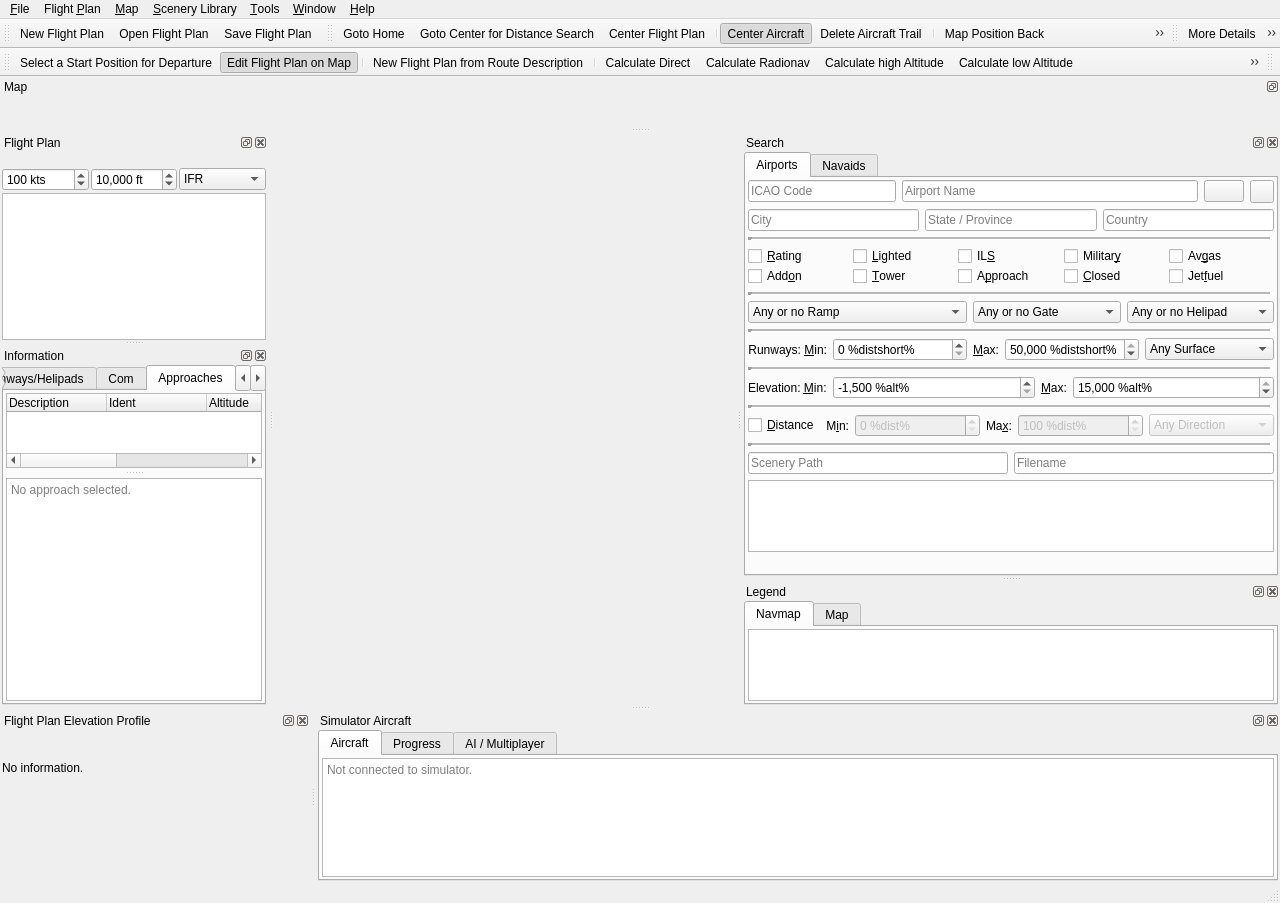
This is src/gui/mainwindow.ui in albar965/littlenavmap as Qt 5 draws it before an edit. The edited form follows.
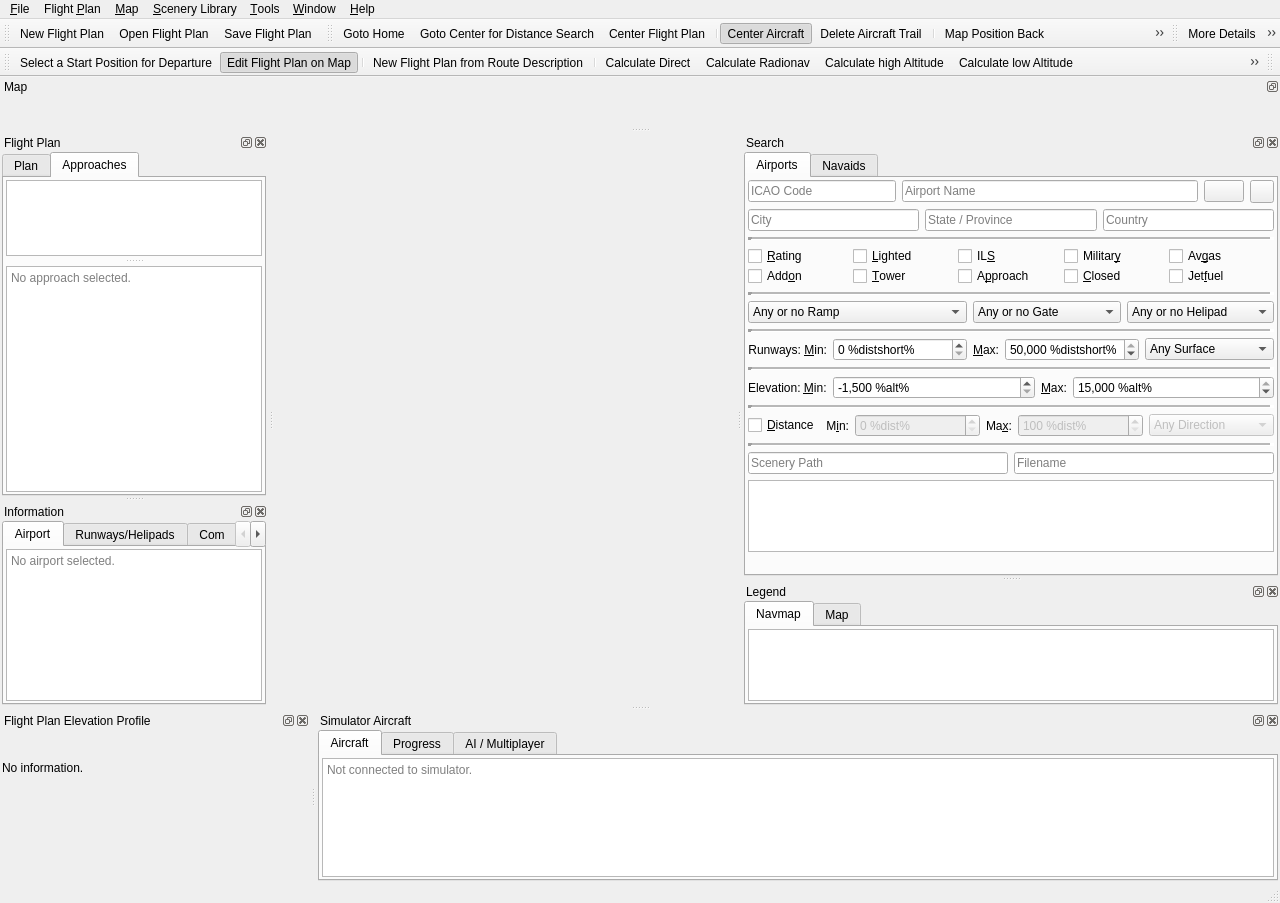
This is the edited form. The open tabs and pages were chosen to show the change. Icons and pictures are not drawn.

Commit message: Changed GUI for approaches. Move approach tab to flight plan dock. Added "show approaches" context menu item to all context menus. Added function to select/focus approach and transition. Small adjustments to display of terminated legs. Added table look for selected approaches. #16

What changed in the file:
```diff
--- a/src/gui/mainwindow.ui
+++ b/src/gui/mainwindow.ui
@@ -2009,6 +2009,31 @@
       <number>0</number>
      </property>
      <item>
+      <widget class="QTabWidget" name="tabWidgetRoute">
+       <property name="currentIndex">
+        <number>1</number>
+       </property>
+       <widget class="QWidget" name="tabRoutePlan">
+        <attribute name="title">
+         <string>Plan</string>
+        </attribute>
+        <layout class="QVBoxLayout" name="verticalLayout_9">
+         <property name="spacing">
+          <number>2</number>
+         </property>
+         <property name="leftMargin">
+          <number>2</number>
+         </property>
+         <property name="topMargin">
+          <number>2</number>
+         </property>
+         <property name="rightMargin">
+          <number>2</number>
+         </property>
+         <property name="bottomMargin">
+          <number>2</number>
+         </property>
+         <item>
       <widget class="QLabel" name="labelRouteInfo">
        <property name="text">
         <string/>
@@ -2172,6 +2197,88 @@
      </item>
     </layout>
    </widget>
+       <widget class="QWidget" name="tabRouteApproaches">
+        <attribute name="title">
+         <string>Approaches</string>
+        </attribute>
+        <layout class="QVBoxLayout" name="verticalLayout_12">
+         <property name="spacing">
+          <number>2</number>
+         </property>
+         <property name="leftMargin">
+          <number>2</number>
+         </property>
+         <property name="topMargin">
+          <number>2</number>
+         </property>
+         <property name="rightMargin">
+          <number>2</number>
+         </property>
+         <property name="bottomMargin">
+          <number>2</number>
+         </property>
+         <item>
+          <widget class="QSplitter" name="splitterApproachInfo">
+           <property name="orientation">
+            <enum>Qt::Vertical</enum>
+           </property>
+           <property name="handleWidth">
+            <number>10</number>
+           </property>
+           <widget class="QTreeWidget" name="treeWidgetApproachInfo">
+            <property name="sizePolicy">
+             <sizepolicy hsizetype="Expanding" vsizetype="Expanding">
+              <horstretch>0</horstretch>
+              <verstretch>1</verstretch>
+             </sizepolicy>
+            </property>
+            <property name="contextMenuPolicy">
+             <enum>Qt::CustomContextMenu</enum>
+            </property>
+            <property name="editTriggers">
+             <set>QAbstractItemView::NoEditTriggers</set>
+            </property>
+            <property name="showDropIndicator" stdset="0">
+             <bool>false</bool>
+            </property>
+            <property name="alternatingRowColors">
+             <bool>true</bool>
+            </property>
+            <property name="allColumnsShowFocus">
+             <bool>true</bool>
+            </property>
+            <property name="columnCount">
+             <number>0</number>
+            </property>
+            <attribute name="headerMinimumSectionSize">
+             <number>5</number>
+            </attribute>
+           </widget>
+           <widget class="QTextBrowser" name="textBrowserApproachInfo">
+            <property name="sizePolicy">
+             <sizepolicy hsizetype="Expanding" vsizetype="Expanding">
+              <horstretch>0</horstretch>
+              <verstretch>3</verstretch>
+             </sizepolicy>
+            </property>
+            <property name="readOnly">
+             <bool>true</bool>
+            </property>
+            <property name="placeholderText">
+             <string>No approach selected.</string>
+            </property>
+            <property name="openLinks">
+             <bool>false</bool>
+            </property>
+           </widget>
+          </widget>
+         </item>
+        </layout>
+       </widget>
+      </widget>
+     </item>
+    </layout>
+   </widget>
   </widget>
   <widget class="QDockWidget" name="dockWidgetInformation">
    <property name="windowIcon">
@@ -2317,111 +2424,6 @@
          </item>
         </layout>
        </widget>
-       <widget class="QWidget" name="tabApproachInfo">
-        <attribute name="title">
-         <string>Approaches</string>
-        </attribute>
-        <layout class="QVBoxLayout" name="verticalLayout_6">
-         <property name="spacing">
-          <number>2</number>
-         </property>
-         <property name="leftMargin">
-          <number>2</number>
-         </property>
-         <property name="topMargin">
-          <number>2</number>
-         </property>
-         <property name="rightMargin">
-          <number>2</number>
-         </property>
-         <property name="bottomMargin">
-          <number>2</number>
-         </property>
-         <item>
-          <widget class="QSplitter" name="splitterApproachInfo">
-           <property name="orientation">
-            <enum>Qt::Vertical</enum>
-           </property>
-           <property name="handleWidth">
-            <number>10</number>
-           </property>
-           <widget class="QTreeWidget" name="treeWidgetApproachInfo">
-            <property name="sizePolicy">
-             <sizepolicy hsizetype="Expanding" vsizetype="Expanding">
-              <horstretch>0</horstretch>
-              <verstretch>1</verstretch>
-             </sizepolicy>
-            </property>
-            <property name="contextMenuPolicy">
-             <enum>Qt::CustomContextMenu</enum>
-            </property>
-            <property name="editTriggers">
-             <set>QAbstractItemView::NoEditTriggers</set>
-            </property>
-            <property name="showDropIndicator" stdset="0">
-             <bool>false</bool>
-            </property>
-            <property name="alternatingRowColors">
-             <bool>true</bool>
-            </property>
-            <property name="allColumnsShowFocus">
-             <bool>true</bool>
-            </property>
-            <attribute name="headerMinimumSectionSize">
-             <number>5</number>
-            </attribute>
-            <column>
-             <property name="text">
-              <string notr="true">Description</string>
-             </property>
-            </column>
-            <column>
-             <property name="text">
-              <string>Ident</string>
-             </property>
-            </column>
-            <column>
-             <property name="text">
-              <string>Altitude</string>
-             </property>
-            </column>
-            <column>
-             <property name="text">
-              <string>Course</string>
-             </property>
-            </column>
-            <column>
-             <property name="text">
-              <string>Distance/Time</string>
-             </property>
-            </column>
-            <column>
-             <property name="text">
-              <string>Remarks</string>
-             </property>
-            </column>
-           </widget>
-           <widget class="QTextBrowser" name="textBrowserApproachInfo">
-            <property name="sizePolicy">
-             <sizepolicy hsizetype="Expanding" vsizetype="Expanding">
-              <horstretch>0</horstretch>
-              <verstretch>3</verstretch>
-             </sizepolicy>
-            </property>
-            <property name="readOnly">
-             <bool>true</bool>
-            </property>
-            <property name="placeholderText">
-             <string>No approach selected.</string>
-            </property>
-            <property name="openLinks">
-             <bool>false</bool>
-            </property>
-           </widget>
-          </widget>
-         </item>
-        </layout>
-       </widget>
        <widget class="QWidget" name="tabWeatherInfo">
         <attribute name="title">
          <string>Weather</string>
```
Left out of the diff: 114 changed lines with no effect on the pictures. Lines whose indentation alone changed are shown as unchanged. The commit also changes 25 other files.
